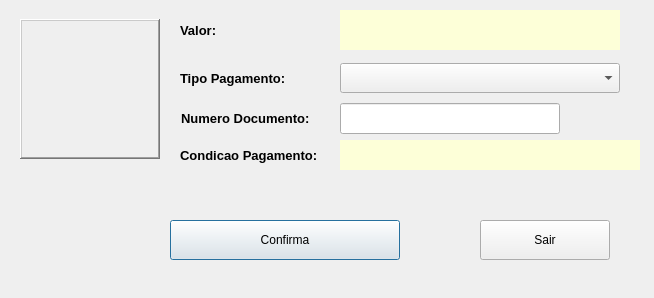
htisistema/SISCOM, file telas/tipo_pagamento.ui: the form before one commit.
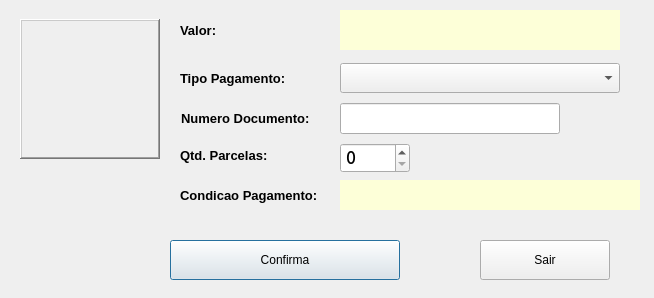
The form after the commit. Icons and pictures are not drawn.

What changed in the file:
```diff
--- a/telas/tipo_pagamento.ui
+++ b/telas/tipo_pagamento.ui
@@ -158,7 +158,7 @@
    <property name="geometry">
     <rect>
      <x>170</x>
-     <y>220</y>
+     <y>240</y>
      <width>230</width>
      <height>40</height>
     </rect>
@@ -190,7 +190,7 @@
    <property name="geometry">
     <rect>
      <x>180</x>
-     <y>140</y>
+     <y>180</y>
      <width>150</width>
      <height>30</height>
     </rect>
@@ -214,7 +214,7 @@
    <property name="geometry">
     <rect>
      <x>340</x>
-     <y>140</y>
+     <y>180</y>
      <width>300</width>
      <height>30</height>
     </rect>
@@ -239,7 +239,7 @@
    <property name="geometry">
     <rect>
      <x>480</x>
-     <y>220</y>
+     <y>240</y>
      <width>130</width>
      <height>40</height>
     </rect>
@@ -304,6 +304,47 @@
     <string>Valor:</string>
    </property>
   </widget>
+  <widget class="QLabel" name="lb_senha_4">
+   <property name="geometry">
+    <rect>
+     <x>180</x>
+     <y>140</y>
+     <width>150</width>
+     <height>30</height>
+    </rect>
+   </property>
+   <property name="font">
+    <font>
+     <family>Arial</family>
+     <pointsize>10</pointsize>
+     <italic>false</italic>
+     <bold>true</bold>
+    </font>
+   </property>
+   <property name="styleSheet">
+    <string notr="true"/>
+   </property>
+   <property name="text">
+    <string>Qtd. Parcelas:</string>
+   </property>
+  </widget>
+  <widget class="QSpinBox" name="sb_qtd_parcelas">
+   <property name="geometry">
+    <rect>
+     <x>340</x>
+     <y>143</y>
+     <width>70</width>
+     <height>30</height>
+    </rect>
+   </property>
+   <property name="font">
+    <font>
+     <family>Courier</family>
+     <pointsize>15</pointsize>
+     <bold>true</bold>
+    </font>
+   </property>
+  </widget>
  </widget>
  <resources/>
  <connections/>
```
Left out of the diff: 7 changed lines with no effect on the pictures.
